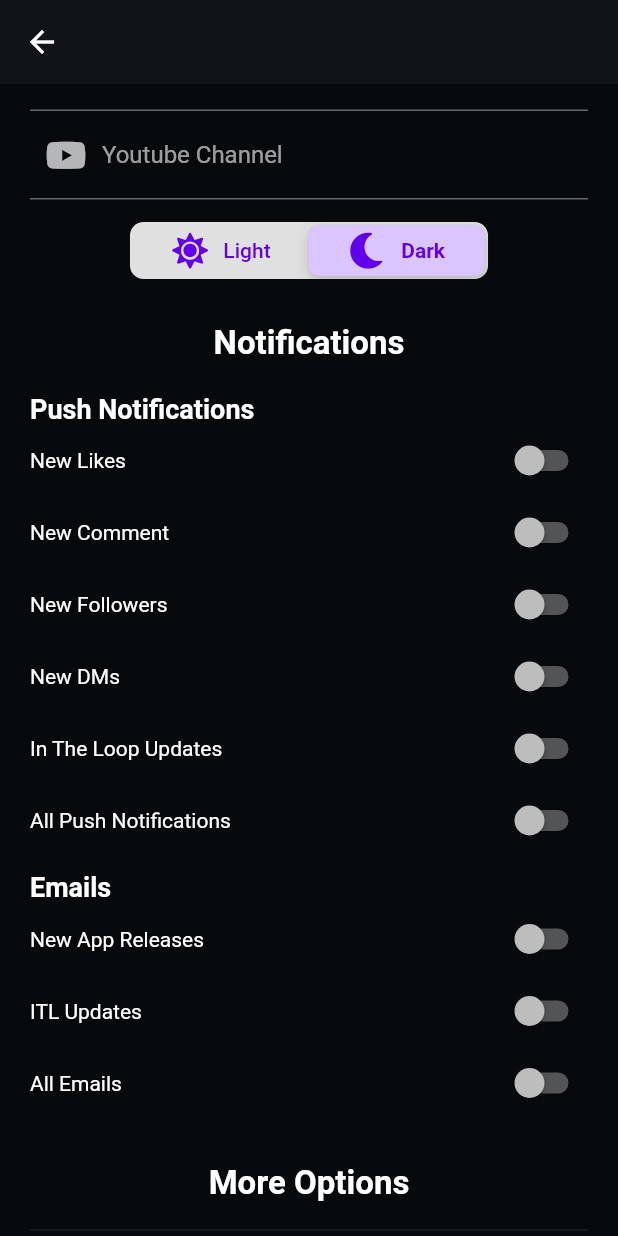
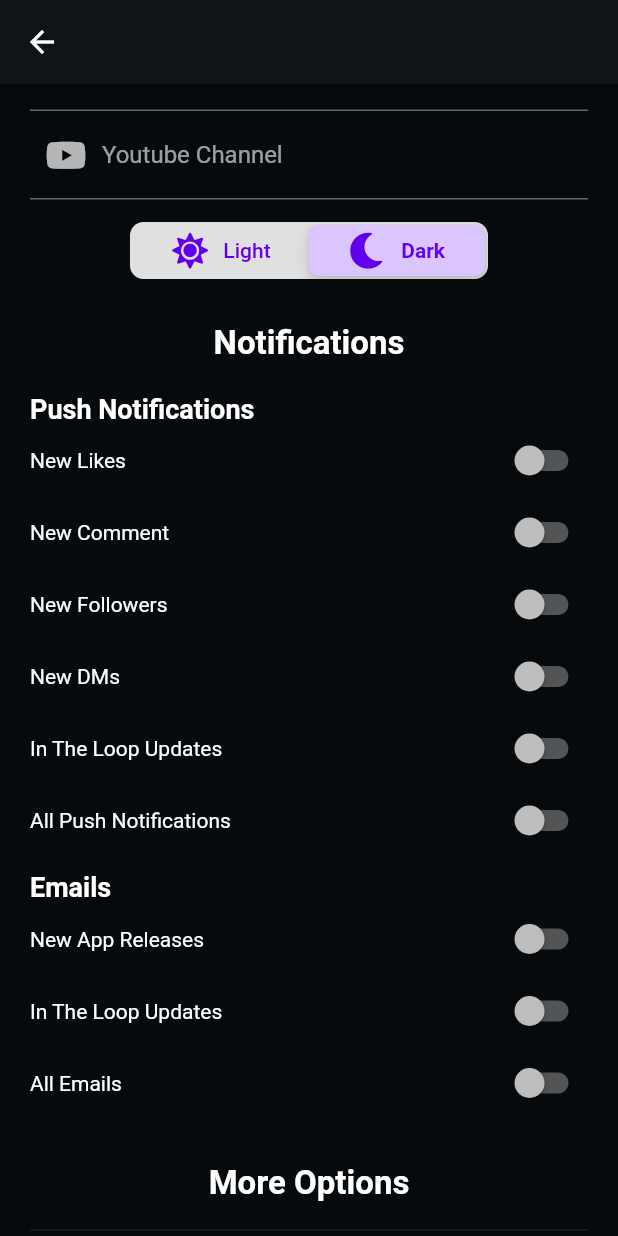
Before and after one commit to InTheLoopStudio/pangolin, a Flutter app: the SettingsView screen opened directly, scrolled down 576 dp, on a phone screen of 412 x 824 dp. Run offline on Flutter 3.47's test engine with Material 2 defaults, Android fonts, the light colour scheme and no system bars; our stand-ins replace bloc, cached_network_image, cloud_firestore, cloud_functions, connectivity_plus, equatable and 25 more; missing offline and left inert: algolia, enum_to_string, skeleton_animation, stream_chat_flutter, stream_chat_flutter_core; accounts and stored records are empty; network calls fail; project files that could hold a hidden picture were left out.

Commit message:
fix wording

```diff
--- a/lib/ui/widgets/settings_view/notification_settings_form.dart
+++ b/lib/ui/widgets/settings_view/notification_settings_form.dart
@@ -85,7 +85,7 @@ class NotificationSettingsForm extends StatelessWidget {
                   context.read<SettingsCubit>().changeAppReleaseEmail(selected),
             ),
             SettingsSwitch(
-              label: "ITL Updates",
+              label: "In The Loop Updates",
               activated: state.emailNotificationsITLUpdates,
               onChanged: (selected) =>
                   context.read<SettingsCubit>().changeITLUpdatesEmail(selected),
```
